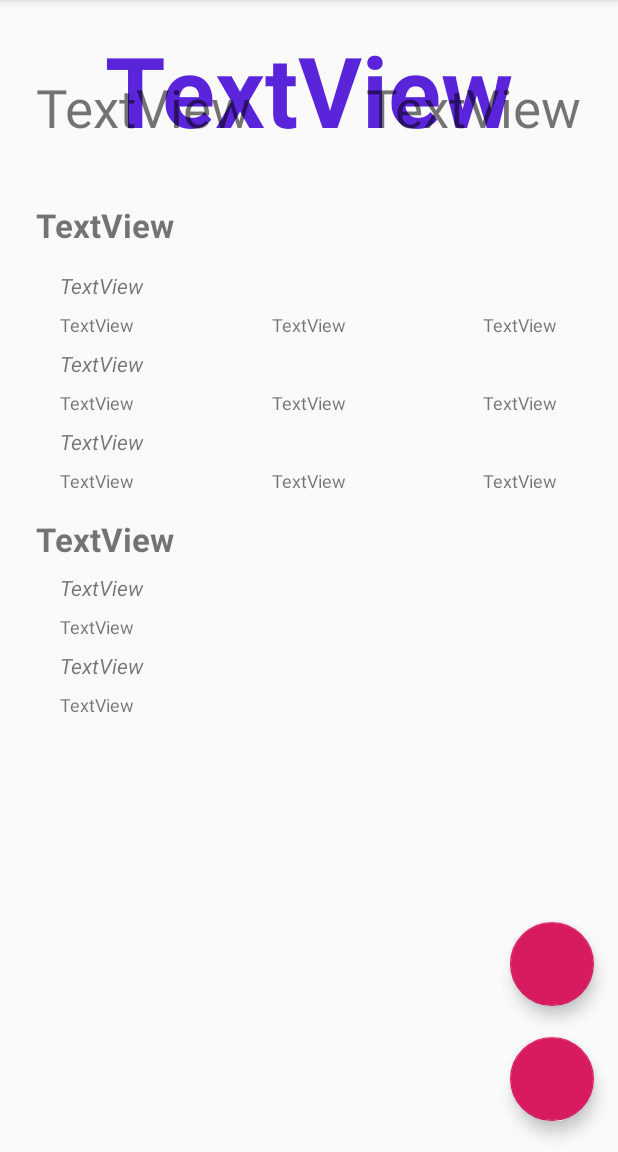
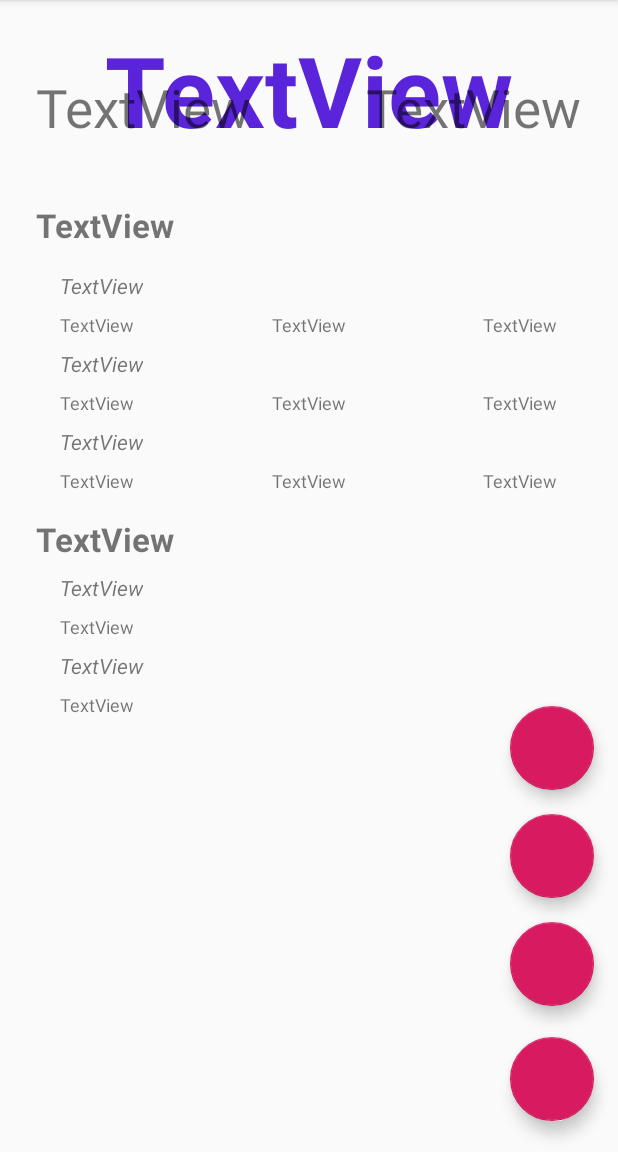
Before and after one commit to MiguelSanchezP/HackUPC2019, an Android app: the screen it shows after launch (MainActivity), on a phone screen of 412 x 824 dp, the part 84-1236 px from its top. Run offline under Robolectric (Android 15) with nearby library versions, the phone set to English and light mode, and no system bars.

```diff
--- a/app/src/main/res/layout/content_main.xml
+++ b/app/src/main/res/layout/content_main.xml
@@ -307,4 +307,26 @@
         app:layout_constraintStart_toStartOf="parent"
         app:layout_constraintTop_toBottomOf="@+id/PlottingButton"
         app:srcCompat="?attr/colorAccent" />
+
+    <com.google.android.material.floatingactionbutton.FloatingActionButton
+        android:id="@+id/SavingButton"
+        android:layout_width="wrap_content"
+        android:layout_height="wrap_content"
+        android:layout_marginEnd="16dp"
+        android:layout_marginBottom="16dp"
+        android:clickable="true"
+        app:layout_constraintBottom_toTopOf="@+id/PlottingButton"
+        app:layout_constraintEnd_toEndOf="parent"
+        app:srcCompat="?attr/colorAccent" />
+
+    <com.google.android.material.floatingactionbutton.FloatingActionButton
+        android:id="@+id/LoadingButton"
+        android:layout_width="wrap_content"
+        android:layout_height="wrap_content"
+        android:layout_marginEnd="16dp"
+        android:layout_marginBottom="16dp"
+        android:clickable="true"
+        app:layout_constraintBottom_toTopOf="@+id/SavingButton"
+        app:layout_constraintEnd_toEndOf="parent"
+        app:srcCompat="?attr/colorAccent" />
 </androidx.constraintlayout.widget.ConstraintLayout>
```
Also changed, not shown: app/src/main/java/com/miguelsanchezp/hackupcproject/WriteData.java (+44 -18 lines).
